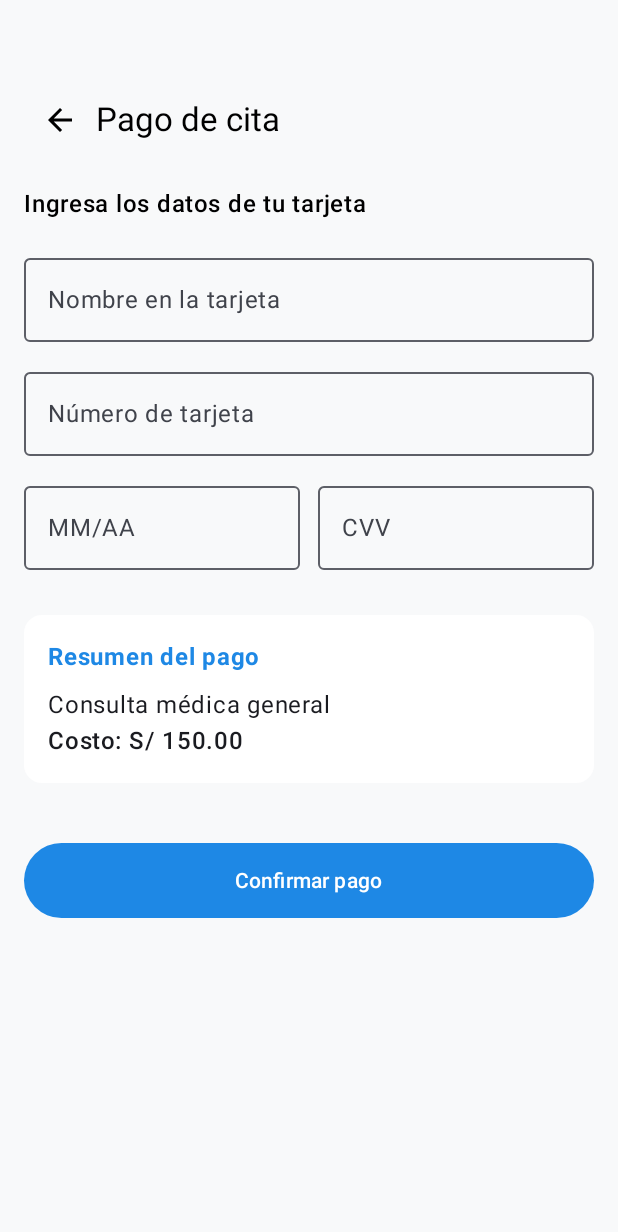
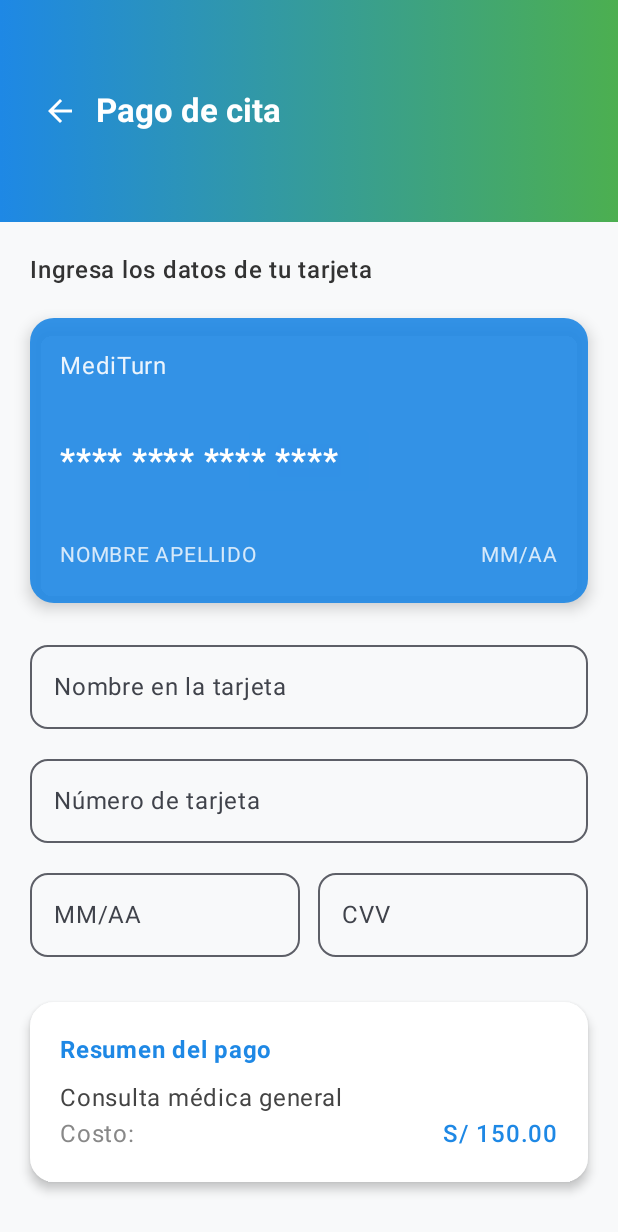
Before and after one commit to brui4n/Proyecto_MediTurn, an Android app built with Jetpack Compose: the PaymentScreen screen opened through its navigation route, on a phone screen of 412 x 824 dp. Shown: the top 1232 px of the screen. Run offline under Robolectric (Android 15) with nearby library versions, the phone set to English and light mode, and no system bars; 3 statements that could not run were skipped.

Commit message:
Actualización de pasarela de pago

```diff
--- a/app/src/main/java/com/tecsup/mediturn/presentation/screens/PaymentScreen.kt
+++ b/app/src/main/java/com/tecsup/mediturn/presentation/screens/PaymentScreen.kt
@@ -11,9 +11,12 @@ import androidx.compose.material3.*
 import androidx.compose.runtime.*
 import androidx.compose.ui.Alignment
 import androidx.compose.ui.Modifier
+import androidx.compose.ui.graphics.Brush
 import androidx.compose.ui.graphics.Color
 import androidx.compose.ui.text.font.FontWeight
+import androidx.compose.ui.text.style.TextAlign
 import androidx.compose.ui.unit.dp
+import androidx.compose.ui.unit.sp
 import androidx.navigation.NavController
 import com.tecsup.mediturn.ui.theme.BluePrimary
 
@@ -29,30 +32,93 @@ fun PaymentScreen(navController: NavController) {
             .fillMaxSize()
             .background(Color(0xFFF8F9FA))
             .verticalScroll(rememberScrollState())
-            .padding(16.dp)
     ) {
-        // 🔹 Header
-        Row(
-            verticalAlignment = Alignment.CenterVertically,
-            modifier = Modifier.padding(top = 40.dp)
+        // 🔹 Encabezado con degradado
+        Box(
+            modifier = Modifier
+                .fillMaxWidth()
+                .background(
+                    brush = Brush.horizontalGradient(
+                        listOf(BluePrimary, Color(0xFF4CAF50))
+                    )
+                )
+                .padding(vertical = 50.dp, horizontal = 16.dp)
         ) {
+            Row(verticalAlignment = Alignment.CenterVertically) {
                 IconButton(onClick = { navController.popBackStack() }) {
-                Icon(Icons.AutoMirrored.Filled.ArrowBack, contentDescription = "Volver")
+                    Icon(
+                        Icons.AutoMirrored.Filled.ArrowBack,
+                        contentDescription = "Volver",
+                        tint = Color.White
+                    )
                 }
-            Text("Pago de cita", style = MaterialTheme.typography.titleLarge)
+                Text(
+                    "Pago de cita",
+                    color = Color.White,
+                    fontWeight = FontWeight.Bold,
+                    style = MaterialTheme.typography.titleLarge
+                )
             }
+        }
+
+        // 🔹 Formulario principal
+        Column(modifier = Modifier.padding(20.dp)) {
+            Text(
+                "Ingresa los datos de tu tarjeta",
+                fontWeight = FontWeight.SemiBold,
+                fontSize = MaterialTheme.typography.titleMedium.fontSize,
+                color = Color(0xFF333333)
+            )
 
             Spacer(modifier = Modifier.height(20.dp))
 
-        Text("Ingresa los datos de tu tarjeta", fontWeight = FontWeight.SemiBold)
+            // 🔸 Tarjeta visual
+            Card(
+                modifier = Modifier
+                    .fillMaxWidth()
+                    .padding(bottom = 20.dp),
+                colors = CardDefaults.cardColors(containerColor = BluePrimary.copy(alpha = 0.9f)),
+                shape = RoundedCornerShape(16.dp),
+                elevation = CardDefaults.cardElevation(6.dp)
+            ) {
+                Column(
+                    modifier = Modifier
+                        .padding(20.dp)
+                        .height(150.dp),
+                    verticalArrangement = Arrangement.SpaceBetween
+                ) {
+                    Text("MediTurn", color = Color.White.copy(alpha = 0.9f))
+                    Text(
+                        if (cardNumber.isEmpty()) "**** **** **** ****" else cardNumber,
+                        color = Color.White,
+                        fontWeight = FontWeight.Bold,
+                        fontSize = MaterialTheme.typography.titleLarge.fontSize
+                    )
+                    Row(
+                        horizontalArrangement = Arrangement.SpaceBetween,
+                        modifier = Modifier.fillMaxWidth()
+                    ) {
+                        Text(
+                            if (cardName.isEmpty()) "NOMBRE APELLIDO" else cardName.uppercase(),
+                            color = Color.White.copy(alpha = 0.8f),
+                            fontSize = 14.sp
+                        )
+                        Text(
+                            if (expiryDate.isEmpty()) "MM/AA" else expiryDate,
+                            color = Color.White.copy(alpha = 0.8f),
+                            fontSize = 14.sp
+                        )
+                    }
+                }
+            }
 
-        Spacer(modifier = Modifier.height(16.dp))
-
+            // 🔸 Campos de entrada
             OutlinedTextField(
                 value = cardName,
                 onValueChange = { cardName = it },
                 label = { Text("Nombre en la tarjeta") },
-            modifier = Modifier.fillMaxWidth()
+                modifier = Modifier.fillMaxWidth(),
+                shape = RoundedCornerShape(12.dp)
             )
 
             Spacer(modifier = Modifier.height(12.dp))
@@ -61,7 +127,8 @@ fun PaymentScreen(navController: NavController) {
                 value = cardNumber,
                 onValueChange = { cardNumber = it },
                 label = { Text("Número de tarjeta") },
-            modifier = Modifier.fillMaxWidth()
+                modifier = Modifier.fillMaxWidth(),
+                shape = RoundedCornerShape(12.dp)
             )
 
             Spacer(modifier = Modifier.height(12.dp))
@@ -71,45 +138,62 @@ fun PaymentScreen(navController: NavController) {
                     value = expiryDate,
                     onValueChange = { expiryDate = it },
                     label = { Text("MM/AA") },
-                modifier = Modifier.weight(1f)
+                    modifier = Modifier.weight(1f),
+                    shape = RoundedCornerShape(12.dp)
                 )
                 OutlinedTextField(
                     value = cvv,
                     onValueChange = { cvv = it },
                     label = { Text("CVV") },
-                modifier = Modifier.weight(1f)
+                    modifier = Modifier.weight(1f),
+                    shape = RoundedCornerShape(12.dp)
                 )
             }
 
             Spacer(modifier = Modifier.height(30.dp))
 
-        // 🔹 Precio resumen
+            // 🔹 Resumen del pago
             Card(
                 modifier = Modifier.fillMaxWidth(),
                 colors = CardDefaults.cardColors(containerColor = Color.White),
-            shape = RoundedCornerShape(12.dp)
+                shape = RoundedCornerShape(16.dp),
+                elevation = CardDefaults.cardElevation(4.dp)
             ) {
-            Column(modifier = Modifier.padding(16.dp)) {
+                Column(modifier = Modifier.padding(20.dp)) {
                     Text("Resumen del pago", fontWeight = FontWeight.Bold, color = BluePrimary)
                     Spacer(modifier = Modifier.height(8.dp))
-                Text("Consulta médica general")
-                Text("Costo: S/ 150.00", fontWeight = FontWeight.SemiBold)
+                    Text("Consulta médica general", color = Color.DarkGray)
+                    Row(
+                        modifier = Modifier.fillMaxWidth(),
+                        horizontalArrangement = Arrangement.SpaceBetween
+                    ) {
+                        Text("Costo:", color = Color.Gray)
+                        Text("S/ 150.00", fontWeight = FontWeight.SemiBold, color = BluePrimary)
+                    }
                 }
             }
 
             Spacer(modifier = Modifier.height(40.dp))
 
+            // 🔹 Botón de confirmación
             Button(
                 onClick = { navController.navigate("payment_summary") },
                 modifier = Modifier
                     .fillMaxWidth()
-                .height(50.dp),
+                    .height(55.dp),
                 shape = RoundedCornerShape(50),
-            colors = ButtonDefaults.buttonColors(containerColor = BluePrimary)
+                colors = ButtonDefaults.buttonColors(containerColor = BluePrimary),
+                elevation = ButtonDefaults.buttonElevation(defaultElevation = 6.dp)
             ) {
-            Text("Confirmar pago", color = Color.White)
+                Text(
+                    "Confirmar pago",
+                    color = Color.White,
+                    fontWeight = FontWeight.Bold,
+                    textAlign = TextAlign.Center
+                )
             }
 
             Spacer(modifier = Modifier.height(60.dp))
         }
     }
+}
```
Lines whose indentation alone changed are shown as unchanged.
